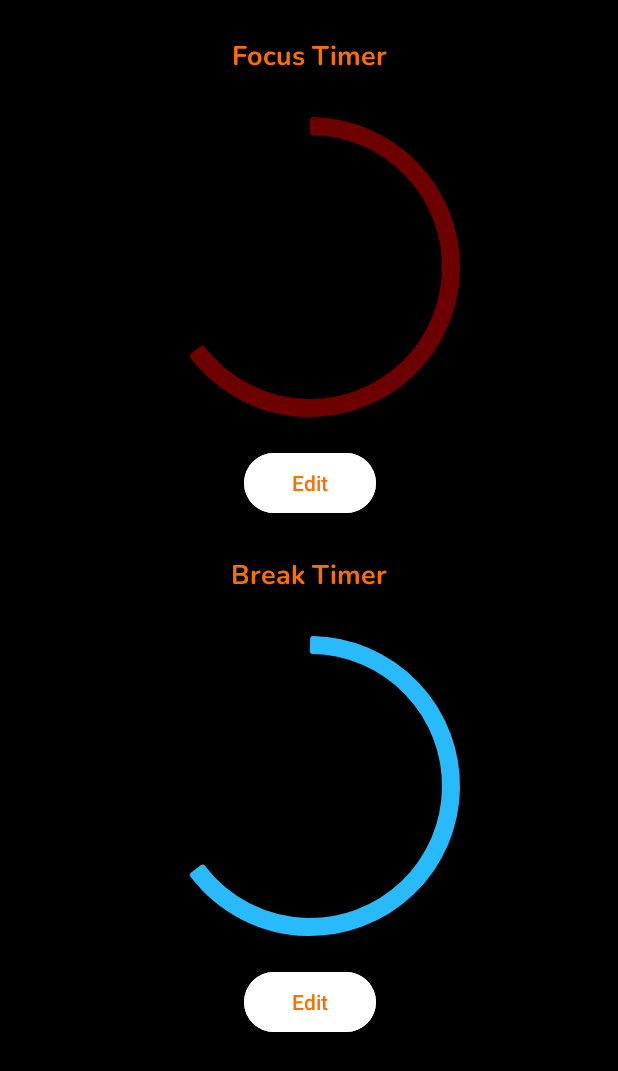
After one commit to salim84miya/pomodoroClock, an Android app: the fragment SettingFragment shown on its own in the app's theme, on a phone screen of 412 x 824 dp. The commit adds this screen. Shown: the top 1071 px of the screen. Run offline under Robolectric (Android 15) with nearby library versions, the phone set to English and light mode, and no system bars; libraries missing offline, so code that uses them is left out: yuku.ambilwarna.

Commit message:
fine tune timerviewmodel to set timer color

```diff
--- a/app/build.gradle.kts
+++ b/app/build.gradle.kts
@@ -49,4 +49,5 @@ dependencies {
     androidTestImplementation(libs.androidx.junit)
     androidTestImplementation(libs.androidx.espresso.core)
     implementation(libs.androidx.fragment)
+    implementation(libs.color.picker)
 }
--- a/app/src/main/java/com/example/clock/MainActivity.kt
+++ b/app/src/main/java/com/example/clock/MainActivity.kt
@@ -15,6 +15,7 @@ import androidx.lifecycle.ViewModelProvider
 import androidx.viewpager2.widget.ViewPager2
 import com.example.clock.adapter.ClockStateAdapter
 import com.example.clock.fragments.HelpFragment
+import com.example.clock.fragments.SettingFragment
 import com.example.clock.viewmodel.MainActivityViewmodel
 
 
@@ -63,7 +64,8 @@ class MainActivity : AppCompatActivity() {
                showFragment(HelpFragment())
             }
             R.id.setting->{
-                Toast.makeText(this, "Setting option selected", Toast.LENGTH_SHORT).show()
+                showFragment(SettingFragment())
+//                Toast.makeText(this, "Setting option selected", Toast.LENGTH_SHORT).show()
             }
         }
        return true
--- /dev/null
+++ b/app/src/main/java/com/example/clock/fragments/SettingFragment.kt
@@ -0,0 +1,94 @@
+package com.example.clock.fragments
+
+import android.graphics.Color
+import android.os.Bundle
+import android.view.LayoutInflater
+import android.view.View
+import android.view.ViewGroup
+import androidx.fragment.app.Fragment
+import androidx.lifecycle.Observer
+import androidx.lifecycle.ViewModelProvider
+import com.example.clock.R
+import com.example.clock.databinding.SettingFragmentBinding
+import com.example.clock.viewmodel.TimerViewmodel
+import com.example.clock.viewmodelfactory.TimerViewmodelFactory
+import yuku.ambilwarna.AmbilWarnaDialog
+import yuku.ambilwarna.AmbilWarnaDialog.OnAmbilWarnaListener
+
+class SettingFragment: Fragment(R.layout.setting_fragment) {
+
+    private lateinit var binding: SettingFragmentBinding
+    private lateinit var timerViewmodel: TimerViewmodel
+
+    override fun onCreateView(
+        inflater: LayoutInflater,
+        container: ViewGroup?,
+        savedInstanceState: Bundle?
+    ): View? {
+        binding = SettingFragmentBinding.inflate(layoutInflater,container,false)
+
+        return binding.root
+    }
+
+    override fun onViewCreated(view: View, savedInstanceState: Bundle?) {
+        super.onViewCreated(view, savedInstanceState)
+
+        timerViewmodel = ViewModelProvider(requireActivity(),TimerViewmodelFactory(requireActivity().application))[TimerViewmodel::class.java]
+
+        if (timerViewmodel.timerJob.value == null) {
+
+        } else {
+            timerViewmodel.endSession()
+        }
+
+
+        timerViewmodel.focusTimerColor.observe(viewLifecycleOwner, Observer {
+            binding.focusColorPicker.setIndicatorColor(it)
+        })
+
+        timerViewmodel.breakTimerColor.observe(viewLifecycleOwner, Observer {
+            binding.breakColorPicker.setIndicatorColor(it)
+        })
+
+        binding.focusColorEditBtn.setOnClickListener {
+            openColorPickerDialog(true)
+        }
+
+        binding.breakColorEditBtn.setOnClickListener {
+            openColorPickerDialog(false)
+        }
+    }
+
+    private fun openColorPickerDialog(isFocus:Boolean) {
+
+
+        var defaultColor :Int = Color.argb(250, 112, 0, 0)
+
+        if(isFocus){
+            timerViewmodel.focusTimerColor.observe(viewLifecycleOwner, Observer {
+                defaultColor= it
+            })
+        }else{
+            timerViewmodel.breakTimerColor.observe(viewLifecycleOwner, Observer {
+                defaultColor = it;
+            })
+        }
+
+        val colorPickerDialog = AmbilWarnaDialog(requireActivity(),defaultColor,object:OnAmbilWarnaListener{
+            override fun onCancel(dialog: AmbilWarnaDialog?) {
+
+            }
+
+            override fun onOk(dialog: AmbilWarnaDialog?, color: Int) {
+                if(isFocus){
+                    timerViewmodel.toggleFocusTimerColor(color)
+                }else{
+                    timerViewmodel.toggleBreakTimerColor(color)
+                }
+            }
+
+        })
+
+        colorPickerDialog.show()
+    }
+}
--- a/app/src/main/java/com/example/clock/utility/MyApp.kt
+++ b/app/src/main/java/com/example/clock/utility/MyApp.kt
@@ -3,6 +3,8 @@ package com.example.clock.utility
 import android.app.Application
 import android.content.Context
 import android.content.SharedPreferences
+import android.graphics.Color
+import com.example.clock.R
 
 class MyApp: Application() {
 
@@ -19,6 +21,8 @@ class MyApp: Application() {
             with(sharedPref.edit()){
                 putInt("focus",10)
                 putInt("rest",5)
+                putInt("focus_timer_color", Color.argb(250, 112, 0, 0))
+                putInt("break_timer_color",Color.argb(255, 40, 186, 251))
                 apply()
             }
         }
--- a/app/src/main/res/layout-land/timer_fragment.xml
+++ b/app/src/main/res/layout-land/timer_fragment.xml
@@ -13,7 +13,6 @@
         android:layout_marginTop="8dp"
         app:layout_constraintDimensionRatio="1:1"
         app:indicatorSize="316dp"
-        app:indicatorColor="@color/orange"
         app:trackColor="@color/white"
         app:indicatorDirectionCircular="clockwise"
         app:trackThickness="16dp"
--- a/app/src/main/res/layout/clock_fragment.xml
+++ b/app/src/main/res/layout/clock_fragment.xml
@@ -17,8 +17,9 @@
         android:text="12:44"
         android:textAlignment="center"
         android:textColor="@color/white"
-        android:textSize="100sp"
+        android:textSize="85sp"
         android:textStyle="bold"
+        app:layout_constraintVertical_bias="0.4"
         app:layout_constraintBottom_toBottomOf="parent"
         app:layout_constraintEnd_toEndOf="parent"
         app:layout_constraintStart_toStartOf="parent"
--- a/app/src/main/res/layout/help_fragment.xml
+++ b/app/src/main/res/layout/help_fragment.xml
@@ -3,12 +3,14 @@
     xmlns:android="http://schemas.android.com/apk/res/android"
     android:layout_width="match_parent"
     android:layout_height="match_parent"
+    android:layout_marginTop="16dp"
     android:padding="16dp">
 
     <!-- LinearLayout inside ScrollView to hold all the TextViews -->
     <LinearLayout
         android:layout_width="match_parent"
         android:layout_height="wrap_content"
+
         android:orientation="vertical">
 
         <!-- Title Section -->
--- /dev/null
+++ b/app/src/main/res/layout/setting_fragment.xml
@@ -0,0 +1,100 @@
+<?xml version="1.0" encoding="utf-8"?>
+<androidx.constraintlayout.widget.ConstraintLayout xmlns:android="http://schemas.android.com/apk/res/android"
+    xmlns:app="http://schemas.android.com/apk/res-auto"
+    xmlns:tools="http://schemas.android.com/tools"
+    android:layout_width="match_parent"
+    android:layout_height="match_parent">
+
+    <ScrollView
+        android:layout_width="match_parent"
+        android:layout_height="match_parent"
+        app:layout_constraintBottom_toBottomOf="parent"
+        app:layout_constraintEnd_toEndOf="parent"
+        app:layout_constraintStart_toStartOf="parent"
+        app:layout_constraintTop_toTopOf="parent">
+
+        <androidx.constraintlayout.widget.ConstraintLayout
+            android:layout_width="match_parent"
+            android:layout_height="match_parent">
+
+            <TextView
+                android:id="@+id/focus_color_picker_heading"
+                android:layout_width="wrap_content"
+                android:layout_height="wrap_content"
+                android:layout_marginTop="24dp"
+                android:fontFamily="@font/nunito_bold"
+                android:text="Focus Timer"
+                android:textColor="@color/orange"
+                android:textSize="18sp"
+                app:layout_constraintEnd_toEndOf="parent"
+                app:layout_constraintStart_toStartOf="parent"
+                app:layout_constraintTop_toTopOf="parent" />
+
+            <com.google.android.material.progressindicator.CircularProgressIndicator
+                android:id="@+id/focus_color_picker"
+                android:layout_width="wrap_content"
+                android:layout_height="wrap_content"
+                android:layout_marginTop="24dp"
+                android:progress="65"
+                app:indicatorSize="200dp"
+                app:layout_constraintEnd_toEndOf="@+id/focus_color_picker_heading"
+                app:layout_constraintStart_toStartOf="@+id/focus_color_picker_heading"
+                app:layout_constraintTop_toBottomOf="@+id/focus_color_picker_heading"
+                app:showAnimationBehavior="inward"
+                app:trackColor="@color/black"
+                app:trackThickness="12dp" />
+
+            <TextView
+                android:id="@+id/break_color_picker_heading"
+                android:layout_width="wrap_content"
+                android:layout_height="wrap_content"
+                android:layout_marginTop="24dp"
+                android:fontFamily="@font/nunito_bold"
+                android:text="Break Timer"
+                android:textColor="@color/orange"
+                android:textSize="18sp"
+                app:layout_constraintEnd_toEndOf="parent"
+                app:layout_constraintStart_toStartOf="parent"
+                app:layout_constraintTop_toBottomOf="@id/focus_color_edit_btn" />
+
+            <com.google.android.material.progressindicator.CircularProgressIndicator
+                android:id="@+id/break_color_picker"
+                android:layout_width="wrap_content"
+                android:layout_height="wrap_content"
+                android:layout_marginTop="24dp"
+                android:progress="65"
+                app:indicatorSize="200dp"
+                app:layout_constraintEnd_toEndOf="@+id/break_color_picker_heading"
+                app:layout_constraintStart_toStartOf="@+id/break_color_picker_heading"
+                app:layout_constraintTop_toBottomOf="@+id/break_color_picker_heading"
+                app:showAnimationBehavior="outward"
+                app:trackColor="@color/black"
+                app:trackThickness="12dp" />
+
+            <Button
+                android:id="@+id/focus_color_edit_btn"
+                android:layout_width="wrap_content"
+                android:layout_height="wrap_content"
+                android:layout_marginTop="16dp"
+                android:backgroundTint="@color/white"
+                android:text="Edit"
+                android:textColor="@color/orange"
+                app:layout_constraintEnd_toEndOf="@id/focus_color_picker"
+                app:layout_constraintStart_toStartOf="@+id/focus_color_picker"
+                app:layout_constraintTop_toBottomOf="@id/focus_color_picker" />
+
+            <Button
+                android:id="@+id/break_color_edit_btn"
+                android:layout_width="wrap_content"
+                android:layout_height="wrap_content"
+                android:layout_marginTop="16dp"
+                android:backgroundTint="@color/white"
+                android:text="Edit"
+                android:textColor="@color/orange"
+                app:layout_constraintEnd_toEndOf="@+id/break_color_picker"
+                app:layout_constraintStart_toStartOf="@+id/break_color_picker"
+                app:layout_constraintTop_toBottomOf="@+id/break_color_picker" />
+
+        </androidx.constraintlayout.widget.ConstraintLayout>
+    </ScrollView>
+</androidx.constraintlayout.widget.ConstraintLayout>
--- a/app/src/main/res/layout/timer_alert_dialog.xml
+++ b/app/src/main/res/layout/timer_alert_dialog.xml
@@ -46,7 +46,7 @@
                 android:layout_height="wrap_content"
                 android:layout_marginTop="10dp"
                 android:textSize="16sp"
-                android:text="you can restart again the focus."
+                android:text="you can restart the session."
                 app:layout_constraintBottom_toBottomOf="parent"
                 app:layout_constraintEnd_toEndOf="@+id/textView"
                 app:layout_constraintStart_toStartOf="@+id/textView"
--- a/app/src/main/res/layout/timer_fragment.xml
+++ b/app/src/main/res/layout/timer_fragment.xml
@@ -11,7 +11,6 @@
         android:layout_width="wrap_content"
         android:layout_height="wrap_content"
         app:indicatorSize="316dp"
-        app:indicatorColor="@color/orange"
         app:trackColor="@color/white"
         app:indicatorDirectionCircular="clockwise"
         app:trackThickness="16dp"
--- a/gradle/libs.versions.toml
+++ b/gradle/libs.versions.toml
@@ -10,6 +10,7 @@ material = "1.12.0"
 activity = "1.9.2"
 constraintlayout = "2.1.4"
 fragment= "1.8.5"
+picker= "2.0.1"
 
 [libraries]
 androidx-core-ktx = { group = "androidx.core", name = "core-ktx", version.ref = "coreKtx" }
@@ -21,6 +22,8 @@ material = { group = "com.google.android.material", name = "material", version.r
 androidx-activity = { group = "androidx.activity", name = "activity", version.ref = "activity" }
 androidx-constraintlayout = { group = "androidx.constraintlayout", name = "constraintlayout", version.ref = "constraintlayout" }
 androidx-fragment={group="androidx.fragment",name="fragment-ktx",version.ref="fragment"}
+color-picker= {group="com.github.yukuku",name="ambilwarna",version.ref="picker"}
+
 [plugins]
 android-application = { id = "com.android.application", version.ref = "agp" }
 kotlin-android = { id = "org.jetbrains.kotlin.android", version.ref = "kotlin" }
```
Also changed, not shown: app/src/main/java/com/example/clock/fragments/HelpFragment.kt (+15 -0 lines), app/src/main/java/com/example/clock/fragments/TImerFragment.kt (+24 -15 lines), app/src/main/java/com/example/clock/viewmodel/TimerViewmodel.kt (+33 -7 lines).
